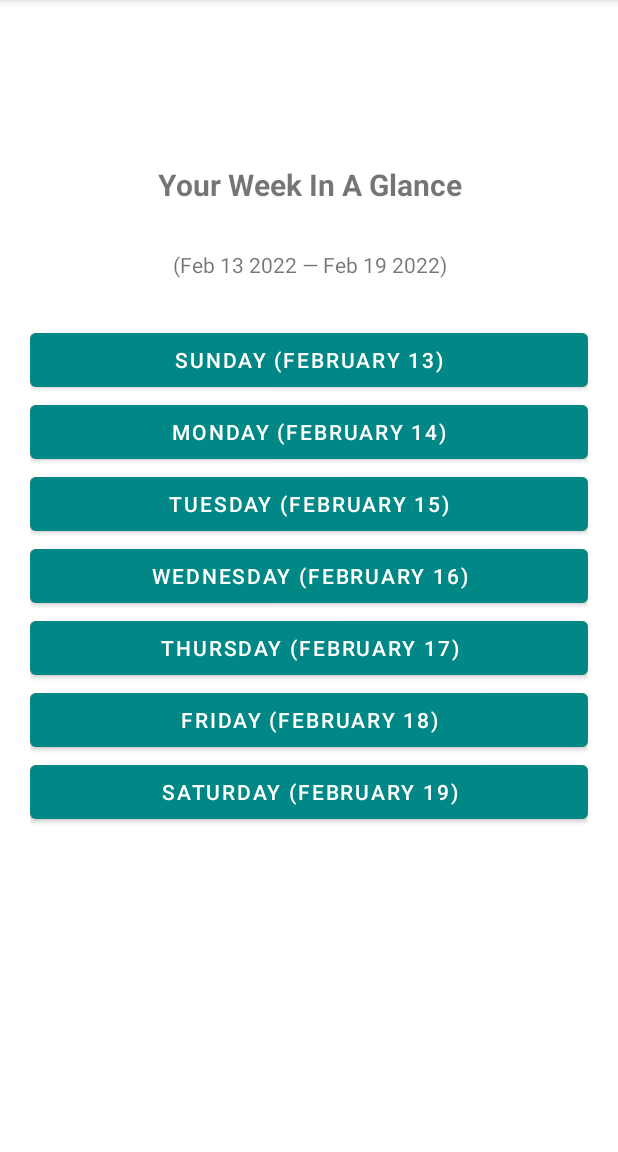
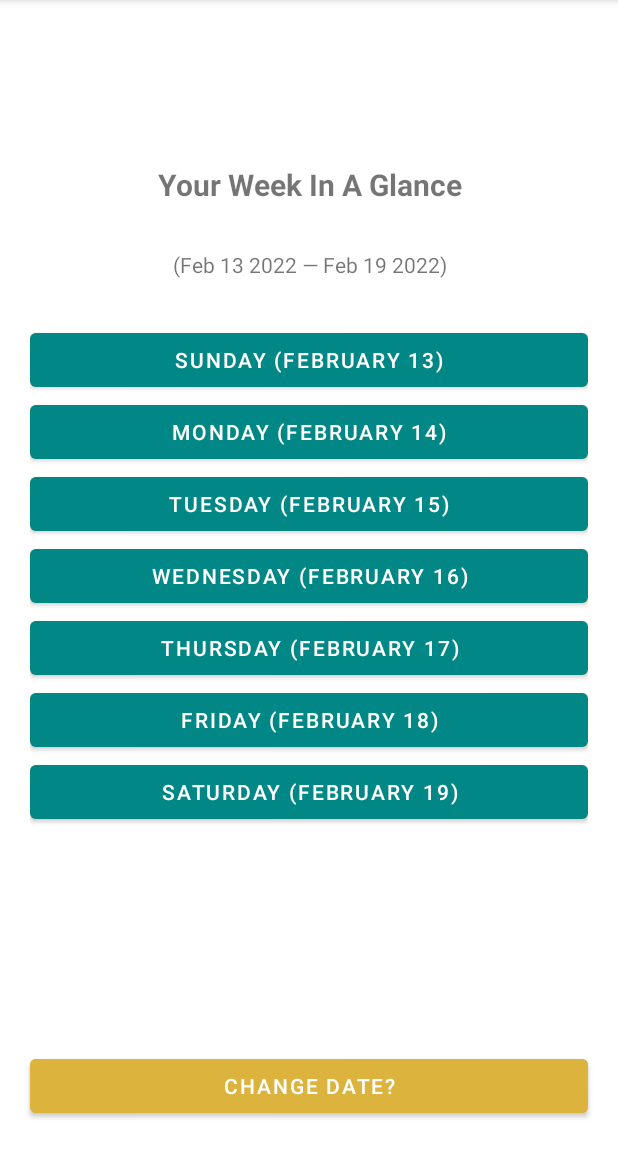
Before and after one commit to recklessbeav/MOBDEVEMP, an Android app: the WeekActivity screen opened directly, with no data from a screen before it, on a phone screen of 412 x 824 dp, the part 84-1236 px from its top. Run offline under Robolectric (Android 15) with nearby library versions, the phone set to English and light mode, and no system bars; 1 statement that could not run was skipped.

Commit message:
Added change date function

```diff
--- a/MoodTracker/app/src/main/java/com/mobdeve/s12/salamante/cuasi/mobdevemp/moodtracker/LogActivity.kt
+++ b/MoodTracker/app/src/main/java/com/mobdeve/s12/salamante/cuasi/mobdevemp/moodtracker/LogActivity.kt
@@ -23,9 +23,6 @@ import java.util.*
 import android.location.Address
 
 import java.util.Locale
-
-
-
 
 class LogActivity : AppCompatActivity(), LocationListener{
 
@@ -80,7 +77,7 @@ class LogActivity : AppCompatActivity(), LocationListener{
                 noteDAO.addNote(note)
 
                 val gotoWeekActivity = Intent(applicationContext, WeekActivity::class.java)
-                gotoWeekActivity.putExtra("mood", mood)
+//                gotoWeekActivity.putExtra("mood", mood)
                 startActivity(gotoWeekActivity)
                 finish()
             }
--- a/MoodTracker/app/src/main/java/com/mobdeve/s12/salamante/cuasi/mobdevemp/moodtracker/WeekActivity.kt
+++ b/MoodTracker/app/src/main/java/com/mobdeve/s12/salamante/cuasi/mobdevemp/moodtracker/WeekActivity.kt
@@ -23,9 +23,9 @@ class WeekActivity : AppCompatActivity() {
     val sdf = SimpleDateFormat("MMM d yyyy")
     val sdfButton = SimpleDateFormat("MMMM d")
     val sdfDay = SimpleDateFormat("EEEE")
-    val weekNumber = Calendar.getInstance(TimeZone.getTimeZone("Asia/Manila")).get(Calendar.WEEK_OF_YEAR)
-    val cal = Calendar.getInstance(TimeZone.getTimeZone("Asia/Manila"))
-    val calWeekEnd = Calendar.getInstance(TimeZone.getTimeZone("Asia/Manila"))
+    var weekNumber = Calendar.getInstance(TimeZone.getTimeZone("Asia/Manila")).get(Calendar.WEEK_OF_YEAR)
+    var cal = Calendar.getInstance(TimeZone.getTimeZone("Asia/Manila"))
+    var calWeekEnd = Calendar.getInstance(TimeZone.getTimeZone("Asia/Manila"))
 
     override fun onCreate(savedInstanceState: Bundle?) {
         super.onCreate(savedInstanceState)
@@ -40,16 +40,22 @@ class WeekActivity : AppCompatActivity() {
         // get notes db
         noteList = noteDAO.getNotes()!!
 
-//        for (note in noteList) {
-//            Toast.makeText(applicationContext, note!!.mood.toString(), Toast.LENGTH_LONG).show()
-//        }
+        var mood = ""
 
-//        for (note in noteList) {
-//            Toast.makeText(applicationContext, note!!.date.toString(), Toast.LENGTH_SHORT).show()
-//        }
+        if (sharedPref.getInt("change_date") == 1) {
+            sharedPref.saveInt("change_date", 0)
+            var changedCal = intent.getSerializableExtra("change_date") as Calendar
 
-        var mood = intent.getStringExtra("mood")
+            cal[Calendar.WEEK_OF_YEAR] = changedCal[Calendar.WEEK_OF_YEAR]
+            cal[Calendar.DAY_OF_WEEK] = Calendar.MONDAY
 
+            calWeekEnd[Calendar.WEEK_OF_YEAR] = changedCal[Calendar.WEEK_OF_YEAR]
+            calWeekEnd[Calendar.DAY_OF_WEEK] = Calendar.MONDAY
+            calWeekEnd.add(Calendar.DATE, 6)
+
+            cal.add(Calendar.DATE, -1)
+            calWeekEnd.add(Calendar.DATE, -1)
+        } else {
             cal[Calendar.WEEK_OF_YEAR] = weekNumber
             cal[Calendar.DAY_OF_WEEK] = Calendar.MONDAY
 
@@ -59,6 +65,8 @@ class WeekActivity : AppCompatActivity() {
 
             cal.add(Calendar.DATE, -1)
             calWeekEnd.add(Calendar.DATE, -1)
+        }
+
         binding!!.tvDate.text = "(" + sdf.format(cal.time).toString() + " — " + sdf.format(calWeekEnd.time).toString() + ")"
 
         binding!!.btnSunday.text = "Sunday (" + sdfButton.format(cal.time).toString() + ")"
@@ -187,6 +195,14 @@ class WeekActivity : AppCompatActivity() {
                 Toast.makeText(applicationContext, "No log for this day has been found.", Toast.LENGTH_SHORT).show()
             }
         }
+
+        binding!!.btnDate.setOnClickListener {
+            val gotoChangeDateActivity = Intent(applicationContext, ChangeDateActivity::class.java)
+            gotoChangeDateActivity.putExtra("date", sdf.format(cal.time).toString())
+            gotoChangeDateActivity.putExtra("day", sdfDay.format(cal.time).toString())
+            startActivity(gotoChangeDateActivity)
+            finish()
+        }
     }
 
     fun initPrefs() {
--- a/MoodTracker/app/src/main/res/layout/activity_week.xml
+++ b/MoodTracker/app/src/main/res/layout/activity_week.xml
@@ -102,6 +102,17 @@
         app:layout_constraintLeft_toLeftOf="parent"
         app:layout_constraintRight_toRightOf="parent"/>
 
+    <Button
+        android:id="@+id/btn_date"
+        android:layout_width="match_parent"
+        android:layout_height="wrap_content"
+        android:backgroundTint="#DCB43D"
+        android:text="Change Date?"
+        android:layout_margin="20dp"
+        app:layout_constraintBottom_toBottomOf="parent"
+        app:layout_constraintLeft_toLeftOf="parent"
+        app:layout_constraintRight_toRightOf="parent"/>
+
 
 
 </androidx.constraintlayout.widget.ConstraintLayout>
```
Also changed, not shown: MoodTracker/app/src/main/AndroidManifest.xml (+6 -5 lines), MoodTracker/app/src/main/java/com/mobdeve/s12/salamante/cuasi/mobdevemp/moodtracker/ChangeDateActivity.kt (added, +43 -0 lines), MoodTracker/app/src/main/res/layout/activity_change_date.xml (added, +46 -0 lines). Lines whose indentation alone changed are shown as unchanged.
